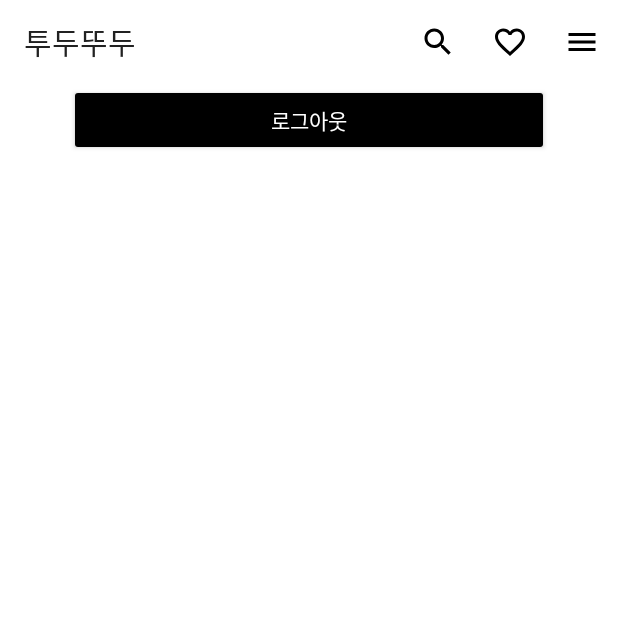
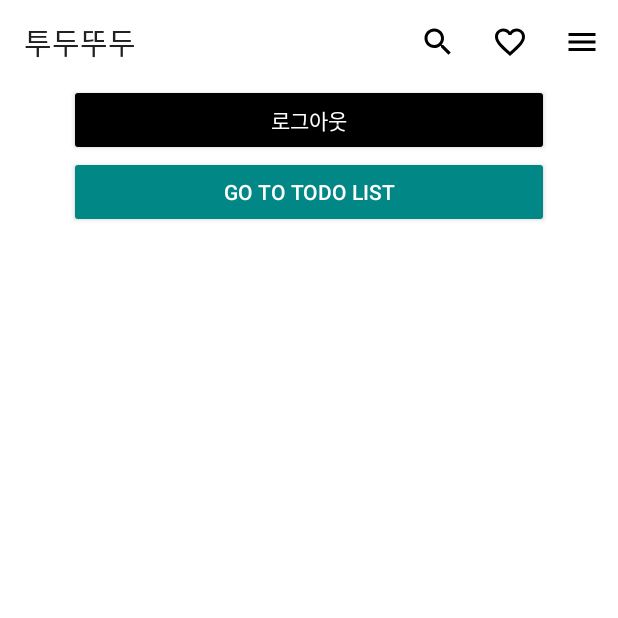
Before and after one commit to wafflestudio20-5/team6-android, an Android app: the screen it shows after launch (MainActivity), on a phone screen of 412 x 824 dp, the top half of it. Run offline under Robolectric (Android 15) with nearby library versions, the phone set to English and light mode, and no system bars; our stand-ins replace navigation-ui; libraries missing offline, so code that uses them is left out: com.kakao.sdk; 2 statements that could not run were skipped.

Commit message:
TodoFragment

```diff
--- a/app/src/main/java/com/example/todomateclone/di/module.kt
+++ b/app/src/main/java/com/example/todomateclone/di/module.kt
@@ -5,6 +5,7 @@ import com.example.todomateclone.network.RestService
 import com.example.todomateclone.util.AuthStorage
 import com.example.todomateclone.util.LocalDateTimeConverter
 import com.example.todomateclone.util.Toaster
+import com.example.todomateclone.viewmodel.TodoViewModel
 import com.example.todomateclone.viewmodel.UserViewModel
 import com.squareup.moshi.Moshi
 import com.squareup.moshi.kotlin.reflect.KotlinJsonAdapterFactory
@@ -21,7 +22,7 @@ val appModule = module {
         val sharedPreference =
             context.getSharedPreferences(AuthStorage.SharedPreferenceName, Context.MODE_PRIVATE)
         Retrofit.Builder()
-            .baseUrl("http://ec2-3-38-100-94.ap-northeast-2.compute.amazonaws.com:8000/")
+            .baseUrl("http://3.38.100.94/")
             .addConverterFactory(MoshiConverterFactory.create(get()).asLenient())
             .client(
                 OkHttpClient.Builder()
@@ -57,7 +58,6 @@ val appModule = module {
             .add(KotlinJsonAdapterFactory())
             .build()
     }
-
-
+    viewModel {TodoViewModel(get(), get())}
     viewModel { UserViewModel(get(), get(), get())}
 }
--- a/app/src/main/java/com/example/todomateclone/network/RestService.kt
+++ b/app/src/main/java/com/example/todomateclone/network/RestService.kt
@@ -3,6 +3,7 @@ package com.example.todomateclone.network
 import com.example.todomateclone.network.dto.*
 import retrofit2.Response
 import retrofit2.http.*
+import java.time.LocalDate
 
 interface RestService {
     @POST("/accounts/login")
@@ -30,19 +31,23 @@ interface RestService {
 //        @Query("count") count: Int = 10
 //    ): GetAllPostResponse
 //
-//    @POST("/post")
-//    suspend fun createPost(@Body() request: CreatePostRequest): CreatePostResponse
-//
+
+
+    @POST("/task/list/{date}")
+    suspend fun createTask(@Body() request: CreateTaskRequest, @Path("date") date: String): TaskDTO
+
+
+
 //    @POST("/post/{postId}/comment")
 //    suspend fun createComment(
 //        @Body() request: CreateCommentRequest,
 //        @Path("postId") postId: Int
 //    ): CreateCommentResponse
 //
-//    // update on deletion
+    // update on deletion
 //    @DELETE("/post/{postId}")
 //    suspend fun deletePost(@Path("postId") postId: Int): Response<Unit>
-//
+
 //    @DELETE("/post/comment/{commentId}")
 //    suspend fun deleteComment(@Path("commentId") commentId: Int): Response<Unit>
 }
--- a/app/src/main/java/com/example/todomateclone/network/dto/CreateComment.kt
+++ b/app/src/main/java/com/example/todomateclone/network/dto/CreateComment.kt
@@ -5,5 +5,5 @@ data class CreateCommentRequest(
 )
 
 data class CreateCommentResponse(
-    val result: PostDTO
+    val result: TaskDTO
 )
--- a/app/src/main/java/com/example/todomateclone/network/dto/GetAllPost.kt
+++ b/app/src/main/java/com/example/todomateclone/network/dto/GetAllTasks.kt
@@ -1,6 +1,6 @@
 package com.example.todomateclone.network.dto
 
-data class GetAllPostResponse(
-    val posts: List<PostDTO>,
+data class GetAllTaskResponse(
+    val posts: List<TaskDTO>,
     val nextCursor: Int?
 )
--- a/app/src/main/java/com/example/todomateclone/network/dto/GetPost.kt
+++ /dev/null
@@ -1,5 +0,0 @@
-package com.example.todomateclone.network.dto
-
-data class GetPostResponse(
-    val result: PostDTO
-)
--- /dev/null
+++ b/app/src/main/java/com/example/todomateclone/network/dto/GetTask.kt
@@ -0,0 +1,5 @@
+package com.example.todomateclone.network.dto
+
+data class GetTaskResponse(
+    val result: TaskDTO
+)
--- /dev/null
+++ b/app/src/main/res/drawable-v24/ic_diary.xml
@@ -0,0 +1,5 @@
+<vector android:height="24dp" android:tint="#000000"
+    android:viewportHeight="24" android:viewportWidth="24"
+    android:width="24dp" xmlns:android="http://schemas.android.com/apk/res/android">
+    <path android:fillColor="@android:color/white" android:pathData="M3,10h11v2H3V10zM3,8h11V6H3V8zM3,16h7v-2H3V16zM18.01,12.87l0.71,-0.71c0.39,-0.39 1.02,-0.39 1.41,0l0.71,0.71c0.39,0.39 0.39,1.02 0,1.41l-0.71,0.71L18.01,12.87zM17.3,13.58l-5.3,5.3V21h2.12l5.3,-5.3L17.3,13.58z"/>
+</vector>
--- /dev/null
+++ b/app/src/main/res/drawable-v24/ic_todo.xml
@@ -0,0 +1,5 @@
+<vector android:height="24dp" android:tint="#000000"
+    android:viewportHeight="24" android:viewportWidth="24"
+    android:width="24dp" xmlns:android="http://schemas.android.com/apk/res/android">
+    <path android:fillColor="@android:color/white" android:pathData="M22,5.72l-4.6,-3.86 -1.29,1.53 4.6,3.86L22,5.72zM7.88,3.39L6.6,1.86 2,5.71l1.29,1.53 4.59,-3.85zM12.5,8L11,8v6l4.75,2.85 0.75,-1.23 -4,-2.37L12.5,8zM12,4c-4.97,0 -9,4.03 -9,9s4.02,9 9,9c4.97,0 9,-4.03 9,-9s-4.03,-9 -9,-9zM12,20c-3.87,0 -7,-3.13 -7,-7s3.13,-7 7,-7 7,3.13 7,7 -3.13,7 -7,7z"/>
+</vector>
--- a/app/src/main/res/layout/fragment_main.xml
+++ b/app/src/main/res/layout/fragment_main.xml
@@ -44,6 +44,19 @@
             android:backgroundTint="@color/black"
             android:layout_gravity="center_horizontal"
             app:layout_constraintTop_toBottomOf="@id/toolbar" />
+
+        <Button
+            android:id="@+id/todoListButton"
+            android:layout_width="320dp"
+            android:layout_height="wrap_content"
+            android:layout_marginStart="10dp"
+            android:layout_marginEnd="10dp"
+            android:text="Go to Todo List"
+            android:textColor="@color/white"
+            android:backgroundTint="@color/teal_700"
+            android:layout_gravity="center_horizontal"
+            app:layout_constraintTop_toBottomOf="@id/logoutButton" />
+
     </LinearLayout>
 
     <com.google.android.material.navigation.NavigationView
@@ -54,4 +67,6 @@
         app:headerLayout="@layout/layout_navigation_header"
         app:menu="@menu/navigation_menu" />
 
+
+
 </androidx.drawerlayout.widget.DrawerLayout>
--- a/app/src/main/res/navigation/nav_graph.xml
+++ b/app/src/main/res/navigation/nav_graph.xml
@@ -66,5 +66,44 @@
             app:destination="@id/startFragment"
             app:popUpTo="@id/startFragment"
             app:popUpToInclusive="true" />
+        <action
+            android:id="@+id/action_mainFragment_to_todoListFragment"
+            app:destination="@id/todoListFragment" />
     </fragment>
+
+
+    <fragment
+        android:id="@+id/todoListFragment"
+        android:name="com.example.todomateclone.ui.TodoListFragment"
+        android:label="TodoListFragment"
+        tools:layout="@layout/fragment_todo_list">
+        <action
+            android:id="@+id/action_todoListFragment_to_todoAdderFragment"
+            app:destination="@id/todoAdderFragment"
+            app:enterAnim="@anim/nav_default_enter_anim"
+            app:exitAnim="@anim/nav_default_exit_anim"
+            app:popEnterAnim="@anim/nav_default_pop_enter_anim"
+            app:popExitAnim="@anim/nav_default_pop_exit_anim"
+            />
+        <!--        <argument-->
+        <!--            android:name="id"-->
+        <!--            app:argType="long" />-->
+        <!--        <action-->
+        <!--            android:id="@+id/action_todoListFragment_to_itemListFragment"-->
+        <!--            app:destination="@id/itemListFragment" />-->
+    </fragment>
+
+    <fragment
+        android:id="@+id/todoAdderFragment"
+        android:name="com.example.todomateclone.ui.TodoAdderFragment"
+        android:label="TodoAdderFragment"
+        tools:layout="@layout/fragment_todo_adder">
+        <action
+            android:id="@+id/action_todoAdderFragment_to_todoListFragment"
+            app:destination="@id/todoListFragment" />
+        <!--        <argument-->
+        <!--            android:name="id"-->
+        <!--            app:argType="long" />-->
+    </fragment>
+
 </navigation>
```
Also changed, not shown: app/src/main/java/com/example/todomateclone/network/dto/Core.kt (+14 -13 lines), app/src/main/java/com/example/todomateclone/network/dto/CreatePost.kt (deleted, +0 -10 lines), app/src/main/java/com/example/todomateclone/network/dto/CreateTask.kt (added, +10 -0 lines), app/src/main/java/com/example/todomateclone/ui/MainFragment.kt (+12 -24 lines), app/src/main/java/com/example/todomateclone/viewmodel/TodoViewModel.kt (added, +98 -0 lines), app/src/main/res/layout/fragment_todo_adder.xml (added, +46 -0 lines), app/src/main/res/layout/fragment_todo_list.xml (added, +103 -0 lines), app/src/main/res/layout/todo_list_item.xml (added, +59 -0 lines), app/src/main/res/values/strings.xml (+26 -0 lines).
